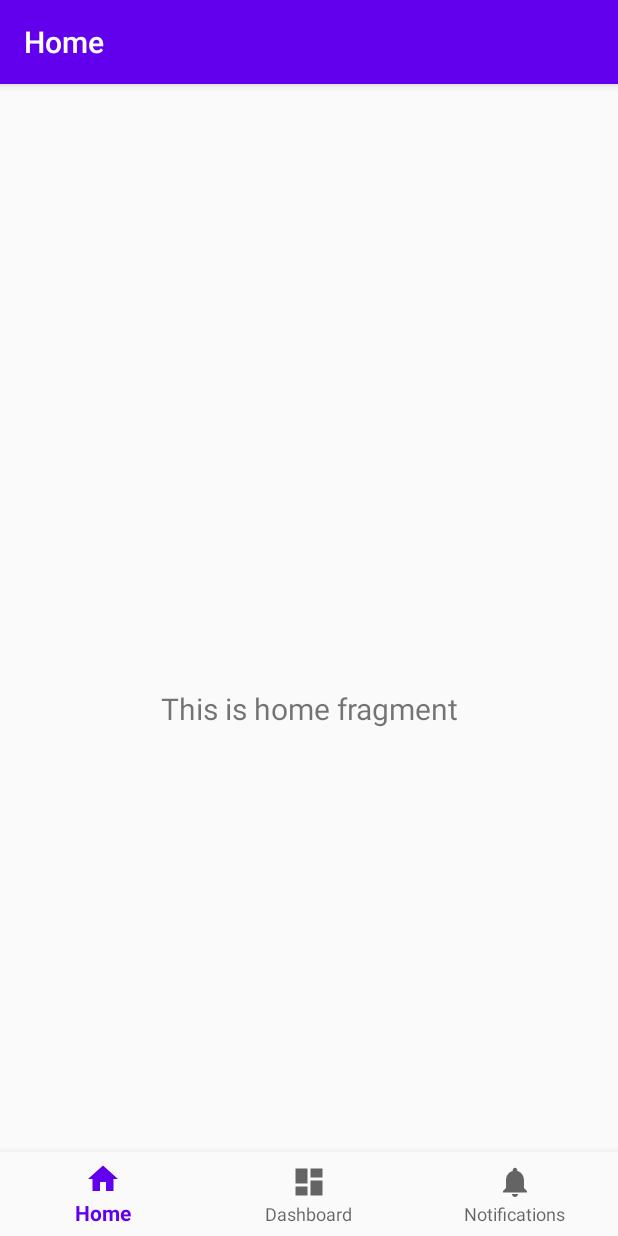
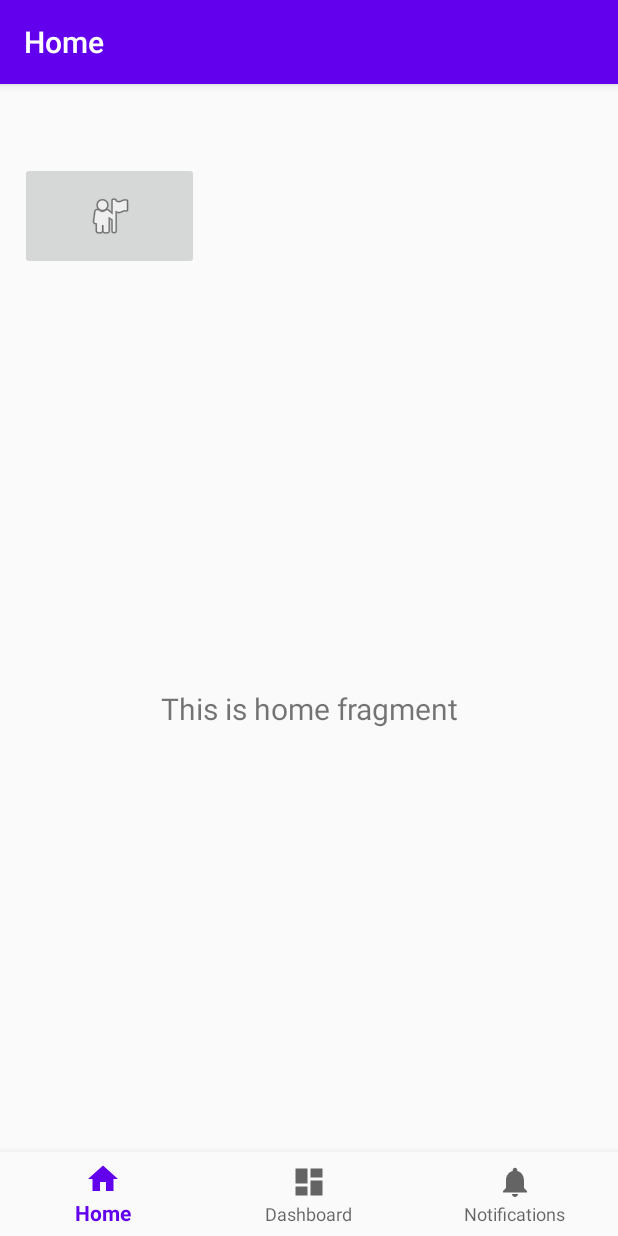
Before and after one commit to mhkh333/Plato_Final_Project, an Android app: the MainPageAsliActivity screen opened directly, with no data from a screen before it, on a phone screen of 412 x 824 dp. Run offline under Robolectric (Android 15) with nearby library versions, the phone set to English and light mode, and no system bars; our stand-ins replace navigation-ui.

```diff
--- a/app/src/main/AndroidManifest.xml
+++ b/app/src/main/AndroidManifest.xml
@@ -1,7 +1,7 @@
 <?xml version="1.0" encoding="utf-8"?>
 <manifest xmlns:android="http://schemas.android.com/apk/res/android"
     package="com.example.project">
-
+        <uses-permission android:name="android.permission.INTERNET"/>
     <application
         android:allowBackup="true"
         android:icon="@mipmap/ic_launcher"
--- a/app/src/main/res/layout/activity_main_page_asli.xml
+++ b/app/src/main/res/layout/activity_main_page_asli.xml
@@ -1,6 +1,7 @@
 <?xml version="1.0" encoding="utf-8"?>
 <androidx.constraintlayout.widget.ConstraintLayout xmlns:android="http://schemas.android.com/apk/res/android"
     xmlns:app="http://schemas.android.com/apk/res-auto"
+    xmlns:tools="http://schemas.android.com/tools"
     android:id="@+id/container"
     android:layout_width="match_parent"
     android:layout_height="match_parent"
@@ -30,4 +31,16 @@
         app:layout_constraintTop_toTopOf="parent"
         app:navGraph="@navigation/mobile_navigation" />
 
+    <ImageButton
+        android:id="@+id/imageButton2"
+        android:layout_width="119dp"
+        android:layout_height="72dp"
+        app:layout_constraintBottom_toTopOf="@+id/nav_view"
+        app:layout_constraintEnd_toEndOf="parent"
+        app:layout_constraintHorizontal_bias="0.045"
+        app:layout_constraintStart_toStartOf="@+id/nav_host_fragment"
+        app:layout_constraintTop_toTopOf="@+id/nav_host_fragment"
+        app:layout_constraintVertical_bias="0.038"
+        app:srcCompat="@android:drawable/ic_menu_myplaces" />
+
 </androidx.constraintlayout.widget.ConstraintLayout>
```
Also changed, not shown: app/src/main/java/com/example/project/SignInActivity.java (+44 -7 lines), app/src/main/java/com/example/project/SignUpActivity.java (+58 -1 lines), app/src/main/res/layout/signin_activity.xml (+5 -5 lines).
